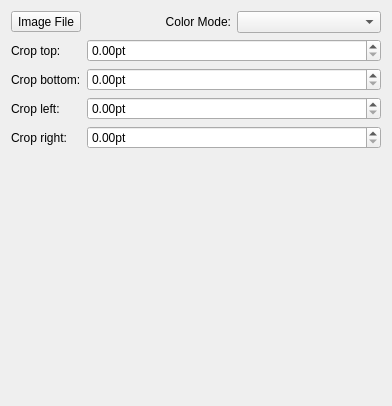
Before: the Qt Designer form plugins/pictureshape/forms/wdgPictureTool.ui in KDE/krita, drawn with Qt 5.
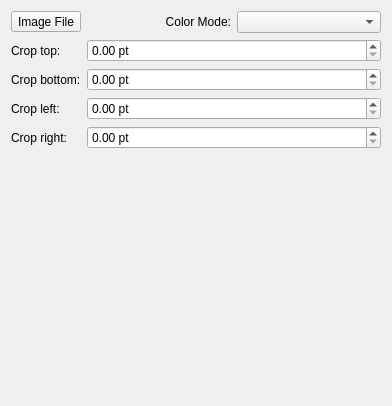
After: the same form once the commit is applied. Custom widgets are drawn as their Qt base class.

```diff
--- a/plugins/pictureshape/forms/wdgPictureTool.ui
+++ b/plugins/pictureshape/forms/wdgPictureTool.ui
@@ -56,7 +56,7 @@
         <string/>
        </property>
        <property name="suffix">
-        <string notr="true">pt</string>
+        <string notr="true"> pt</string>
        </property>
        <property name="decimals">
         <number>2</number>
@@ -76,7 +76,7 @@
      <item row="1" column="1">
       <widget class="QDoubleSpinBox" name="bottomDoubleSpinBox">
        <property name="suffix">
-        <string notr="true">pt</string>
+        <string notr="true"> pt</string>
        </property>
        <property name="singleStep">
         <double>5.000000000000000</double>
@@ -93,7 +93,7 @@
      <item row="2" column="1">
       <widget class="QDoubleSpinBox" name="leftDoubleSpinBox">
        <property name="suffix">
-        <string notr="true">pt</string>
+        <string notr="true"> pt</string>
        </property>
        <property name="singleStep">
         <double>5.000000000000000</double>
@@ -110,7 +110,7 @@
      <item row="3" column="1">
       <widget class="QDoubleSpinBox" name="rightDoubleSpinBox">
        <property name="suffix">
-        <string notr="true">pt</string>
+        <string notr="true"> pt</string>
        </property>
        <property name="singleStep">
         <double>5.000000000000000</double>
```
